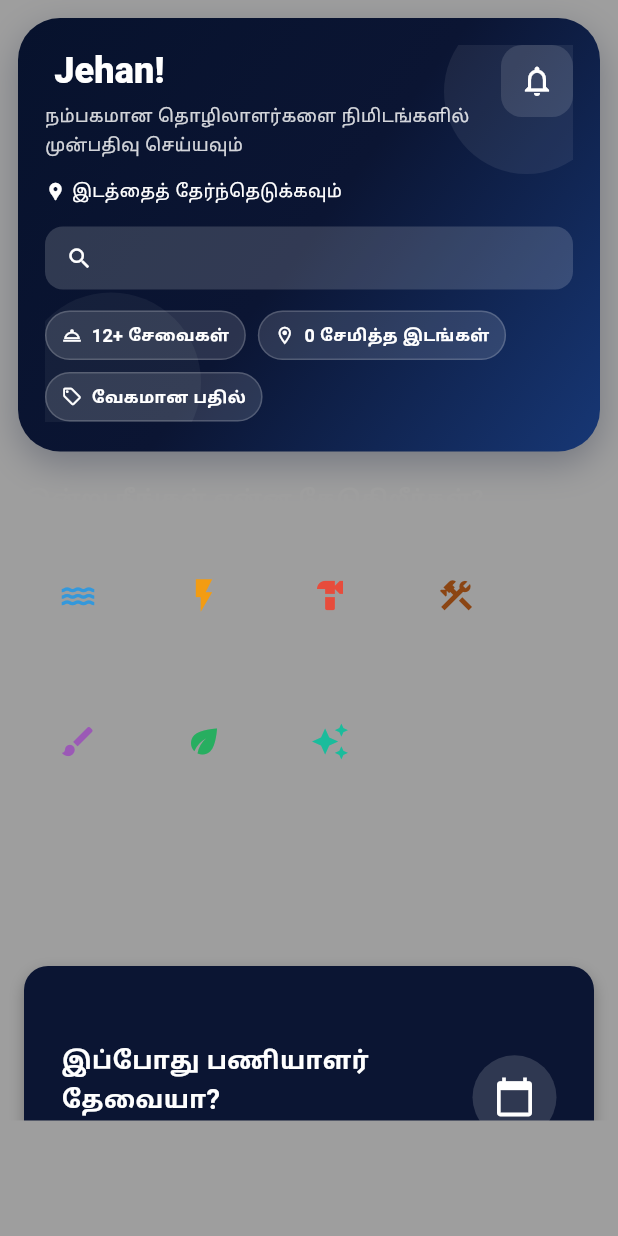
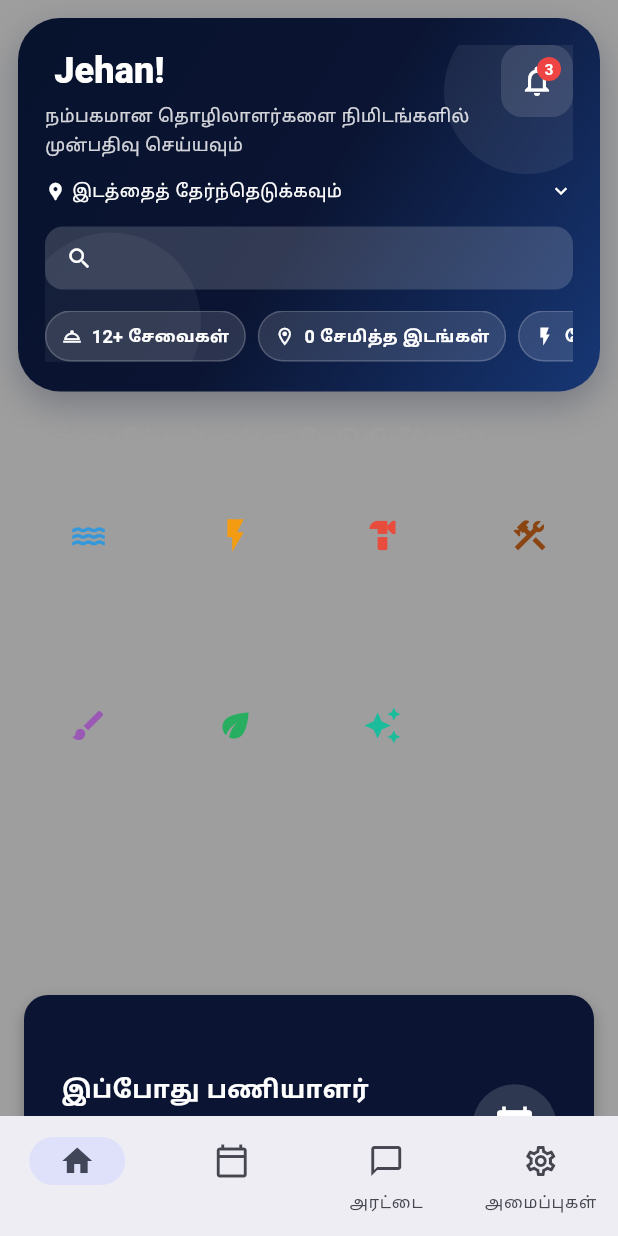
Before and after one commit to dewakashashindu/Mobile_app_Sevix, a Flutter app: the HomeScreen screen opened directly with empty values, after a tap on the "notifications" icon, on a phone screen of 412 x 824 dp. Run offline on Flutter 3.47's test engine with Material 3 defaults, Android fonts, the phone set to English and light mode, and no system bars; our stand-ins replace flutter_riverpod, geocoding, geolocator, google_maps_flutter, image_picker, local_auth and 1 more; accounts and stored records are empty.

Commit message:
feat: replace favorites tab with chat tab and home dashboard provider wiring

```diff
--- /dev/null
+++ b/lib/features/home/data/user_repository.dart
@@ -0,0 +1,12 @@
+import '../domain/dashboard_user.dart';
+
+class UserRepository {
+  Future<DashboardUser> fetchDashboardUser() async {
+    await Future.delayed(const Duration(milliseconds: 250));
+    return const DashboardUser(
+      name: 'Jehan',
+      currentLocation: 'No.13/Basil House',
+      unreadNotifications: 3,
+    );
+  }
+}
--- /dev/null
+++ b/lib/features/home/presentation/providers/user_provider.dart
@@ -0,0 +1,12 @@
+import 'package:flutter_riverpod/flutter_riverpod.dart';
+
+import '../../data/user_repository.dart';
+import '../../domain/dashboard_user.dart';
+
+final userRepositoryProvider = Provider<UserRepository>((ref) {
+  return UserRepository();
+});
+
+final dashboardUserProvider = FutureProvider<DashboardUser>((ref) async {
+  return ref.read(userRepositoryProvider).fetchDashboardUser();
+});
--- a/lib/main.dart
+++ b/lib/main.dart
@@ -2,6 +2,7 @@ import 'package:flutter/material.dart';
 import 'package:flutter_localizations/flutter_localizations.dart';
 import 'package:flutter_riverpod/flutter_riverpod.dart';
 import 'package:sevix/l10n/app_localizations.dart';
+import 'package:sevix/features/home/presentation/providers/user_provider.dart';
 import 'settings_screen.dart' as separate;
 import 'worker_type_screen.dart' as worker_ui;
 import 'notification_screen.dart' as notification_ui;
@@ -584,12 +585,20 @@ class _AppRootState extends State<AppRoot> {
   }
 
   void _selectCategory(String categoryName) {
+    final resolvedCategory = _categoryNameFromIdOrName(categoryName);
     final available = kWorkers
-        .where((w) => w.category == categoryName && w.available)
+        .where((w) => w.category == resolvedCategory && w.available)
         .toList();
     if (available.isNotEmpty) {
       setState(() {
         _selectedWorker = available.first;
+        _bookingContext = {
+          'workerType': resolvedCategory,
+          'categoryId': categoryName.toLowerCase(),
+          'address': _selectedAddressIndex < _addresses.length
+              ? _addresses[_selectedAddressIndex].address
+              : '',
+        };
         _currentScreen = 'booking';
       });
     } else {
@@ -613,6 +622,26 @@ class _AppRootState extends State<AppRoot> {
         const SnackBar(content: Text('No workers available at the moment')),
       );
     }
+  }
+
+  String _categoryNameFromIdOrName(String idOrName) {
+    const map = {
+      'plumber': 'Plumber',
+      'electrician': 'Electrician',
+      'mason': 'Mason',
+      'carpenter': 'Carpenter',
+      'painter': 'Painter',
+      'gardener': 'Gardener',
+      'cleaner': 'Cleaner',
+      'ac-technician': 'AC Technician',
+      'mechanic': 'Mechanic',
+      'welder': 'Welder',
+      'tiler': 'Tiler',
+      'roofer': 'Roofer',
+    };
+
+    final normalized = idOrName.toLowerCase();
+    return map[normalized] ?? idOrName;
   }
 
   @override
@@ -676,35 +705,21 @@ class _AppRootState extends State<AppRoot> {
       );
     }
 
-    if (_activeTab == 'favorites') {
+    if (_activeTab == 'chat') {
       return _buildStatefulRoute(
-        screenKey: 'favorites',
-        title: _txt('Favorites', 'ප්‍රියතම', 'பிடித்தவை'),
-        forceEmpty: _favorites.isEmpty,
+        screenKey: 'chat',
+        title: _txt('Chat', 'සංවාද', 'அரட்டை'),
+        forceEmpty: false,
         emptyMessage: _txt(
-          'No favorites yet. Save worker categories to quickly book later.',
-          'තවම ප්‍රියතම නැත. ඉක්මනින් වෙන් කිරීම සඳහා සේවක වර්ග සුරකින්න.',
-          'இதுவரை பிடித்தவை இல்லை. பின்னர் விரைவாக முன்பதிவு செய்ய வகைகளை சேமிக்கவும்.',
-        ),
-        emptyActionLabel: _txt(
-          'Browse Workers',
-          'සේවකයන් බලන්න',
-          'பணியாளர்களை பார்க்க',
-        ),
-        onEmptyAction: () => setState(() => _currentScreen = 'workerType'),
+          'No messages yet.',
+          'තවම පණිවිඩ නොමැත.',
+          'இதுவரை செய்திகள் இல்லை.',
+        ),
         builder: () => _withSelectedLocale(
-          FavoriteScreen(
+          ChatScreen(
             theme: _theme,
             language: _selectedLanguage,
-            favorites: _favorites,
             onBack: () => setState(() => _activeTab = 'home'),
-            onRemoveFavorite: (id) => setState(
-              () => _favorites = _favorites.where((f) => f.id != id).toList(),
-            ),
-            onSelectFavorite: (cat) {
-              setState(() => _activeTab = 'home');
-              _selectCategory(cat);
-            },
           ),
         ),
       );
@@ -915,7 +930,7 @@ class _AppRootState extends State<AppRoot> {
           onNotificationPress: () =>
               setState(() => _currentScreen = 'notifications'),
           onSetActiveTab: (tab) => setState(() => _activeTab = tab),
-          onGoToFavorites: () => setState(() => _activeTab = 'favorites'),
+          onGoToChat: () => setState(() => _activeTab = 'chat'),
           onGoToSettings: () => setState(() => _activeTab = 'settings'),
           onNavigateSearch: (action) {
             switch (action) {
@@ -925,8 +940,8 @@ class _AppRootState extends State<AppRoot> {
                 setState(() => _currentScreen = 'workerType');
               case 'bookings':
                 setState(() => _activeTab = 'bookings');
-              case 'favorites':
-                setState(() => _activeTab = 'favorites');
+              case 'chat':
+                setState(() => _activeTab = 'chat');
               case 'notifications':
                 setState(() => _currentScreen = 'notifications');
             }
@@ -954,7 +969,7 @@ class HomeScreen extends StatefulWidget {
   final VoidCallback onBookNow;
   final VoidCallback onNotificationPress;
   final void Function(String) onSetActiveTab;
-  final VoidCallback onGoToFavorites;
+  final VoidCallback onGoToChat;
   final VoidCallback onGoToSettings;
   final void Function(String) onNavigateSearch;
 
@@ -973,7 +988,7 @@ class HomeScreen extends StatefulWidget {
     required this.onBookNow,
     required this.onNotificationPress,
     required this.onSetActiveTab,
-    required this.onGoToFavorites,
+    required this.onGoToChat,
     required this.onGoToSettings,
     required this.onNavigateSearch,
   });
@@ -1048,13 +1063,13 @@ class _HomeScreenState extends State<HomeScreen> {
       },
       {'id': 'nav-bookings', 'label': 'Bookings', 'action': 'bookings'},
       {
-        'id': 'nav-favorites',
+        'id': 'nav-chat',
         'label': lang == 'en'
-            ? 'Favorites'
-            : lang == 'si'
-            ? 'ප්‍රියතම'
-            : 'பிடித்தவை',
-        'action': 'favorites',
+            ? 'Chat'
+            : lang == 'si'
+            ? 'සංවාද'
+            : 'அரட்டை',
+        'action': 'chat',
       },
       {
         'id': 'nav-notifications',
@@ -1383,6 +1398,11 @@ class _HomeScreenState extends State<HomeScreen> {
     final lang = widget.language;
     final t = widget.t;
 
+    return Consumer(
+      builder: (context, ref, _) {
+        final userAsync = ref.watch(dashboardUserProvider);
+        final user = userAsync.valueOrNull;
+
         return Scaffold(
           backgroundColor: theme.background,
           body: SafeArea(
@@ -1393,7 +1413,7 @@ class _HomeScreenState extends State<HomeScreen> {
                     child: Column(
                       crossAxisAlignment: CrossAxisAlignment.start,
                       children: [
-                    _buildTopSection(theme, lang, t),
+                        _buildTopSection(theme, lang, t, user),
                         Padding(
                           padding: const EdgeInsets.fromLTRB(16, 20, 16, 8),
                           child: Text(
@@ -1436,9 +1456,19 @@ class _HomeScreenState extends State<HomeScreen> {
             ),
           ),
         );
-  }
-
-  Widget _buildTopSection(AppTheme theme, String lang, AppTranslations t) {
+      },
+    );
+  }
+
+  Widget _buildTopSection(
+    AppTheme theme,
+    String lang,
+    AppTranslations t,
+    dynamic user,
+  ) {
+    final String userName = user?.name ?? 'User';
+    final int unreadCount = user?.unreadNotifications ?? 0;
+
     return Container(
       margin: const EdgeInsets.fromLTRB(12, 12, 12, 0),
       padding: const EdgeInsets.fromLTRB(18, 18, 18, 20),
@@ -1494,7 +1524,7 @@ class _HomeScreenState extends State<HomeScreen> {
                       crossAxisAlignment: CrossAxisAlignment.start,
                       children: [
                         Text(
-                          '${t.goodMorning} Jehan!',
+                          '${t.goodMorning} $userName!',
                           style: const TextStyle(
                             color: Colors.white,
                             fontSize: 24,
@@ -1523,13 +1553,46 @@ class _HomeScreenState extends State<HomeScreen> {
                       color: Colors.white.withValues(alpha: 0.12),
                       borderRadius: BorderRadius.circular(14),
                     ),
-                    child: IconButton(
+                    child: Stack(
+                      clipBehavior: Clip.none,
+                      children: [
+                        IconButton(
                           onPressed: widget.onNotificationPress,
                           icon: const Icon(
                             Icons.notifications_outlined,
                             color: Colors.white,
                           ),
                         ),
+                        if (unreadCount > 0)
+                          Positioned(
+                            right: 8,
+                            top: 8,
+                            child: Container(
+                              padding: const EdgeInsets.symmetric(
+                                horizontal: 4,
+                                vertical: 1,
+                              ),
+                              decoration: BoxDecoration(
+                                color: const Color(0xFFEF4444),
+                                borderRadius: BorderRadius.circular(10),
+                              ),
+                              constraints: const BoxConstraints(
+                                minWidth: 16,
+                                minHeight: 16,
+                              ),
+                              child: Text(
+                                unreadCount > 9 ? '9+' : '$unreadCount',
+                                style: const TextStyle(
+                                  color: Colors.white,
+                                  fontSize: 10,
+                                  fontWeight: FontWeight.w700,
+                                ),
+                                textAlign: TextAlign.center,
+                              ),
+                            ),
+                          ),
+                      ],
+                    ),
                   ),
                 ],
               ),
@@ -1545,6 +1608,9 @@ class _HomeScreenState extends State<HomeScreen> {
                     ),
                     const SizedBox(width: 4),
                     Flexible(
+                      child: Row(
+                        children: [
+                          Expanded(
                             child: Text(
                               _addressDisplayText.isEmpty
                                   ? (lang == 'en'
@@ -1552,12 +1618,21 @@ class _HomeScreenState extends State<HomeScreen> {
                                         : lang == 'si'
                                         ? 'ස්ථානය තෝරන්න'
                                         : 'இடத்தைத் தேர்ந்தெடுக்கவும்')
-                            : '$_addressDisplayText...▼',
+                                  : _addressDisplayText,
                               style: const TextStyle(
                                 color: Colors.white,
                                 fontSize: 13,
                               ),
                               overflow: TextOverflow.ellipsis,
+                            ),
+                          ),
+                          const SizedBox(width: 4),
+                          const Icon(
+                            Icons.keyboard_arrow_down,
+                            color: Colors.white,
+                            size: 16,
+                          ),
+                        ],
                       ),
                     ),
                   ],
@@ -1614,9 +1689,10 @@ class _HomeScreenState extends State<HomeScreen> {
                 ),
               ),
               const SizedBox(height: 14),
-              Wrap(
-                spacing: 8,
-                runSpacing: 8,
+              SizedBox(
+                height: 34,
+                child: ListView(
+                  scrollDirection: Axis.horizontal,
                   children: [
                     _buildHeaderChip(
                       icon: Icons.room_service_outlined,
@@ -1626,6 +1702,7 @@ class _HomeScreenState extends State<HomeScreen> {
                           ? 'සේවා 12+'
                           : '12+ சேவைகள்',
                     ),
+                    const SizedBox(width: 8),
                     _buildHeaderChip(
                       icon: Icons.location_on_outlined,
                       label: lang == 'en'
@@ -1634,8 +1711,9 @@ class _HomeScreenState extends State<HomeScreen> {
                           ? 'ස්ථාන ${widget.addresses.length}'
                           : '${widget.addresses.length} சேமித்த இடங்கள்',
                     ),
+                    const SizedBox(width: 8),
                     _buildHeaderChip(
-                    icon: Icons.local_offer_outlined,
+                      icon: Icons.flash_on_outlined,
                       label: lang == 'en'
                           ? 'Fast response'
                           : lang == 'si'
@@ -1643,6 +1721,7 @@ class _HomeScreenState extends State<HomeScreen> {
                           : 'வேகமான பதில்',
                     ),
                   ],
+                ),
               ),
               if (_searchFocused && _searchQuery.trim().isNotEmpty)
                 _buildSearchSuggestions(theme, lang),
@@ -1797,55 +1876,32 @@ class _HomeScreenState extends State<HomeScreen> {
   }
 
   Widget _buildCategoryGrid(AppTheme theme, String lang) {
+    final categories = [
+      {'id': 'plumber', 'name': 'Plumber', 'icon': 'plumber'},
+      {'id': 'electrician', 'name': 'Electrician', 'icon': 'electrician'},
+      {'id': 'mason', 'name': 'Mason', 'icon': 'mason'},
+      {'id': 'carpenter', 'name': 'Carpenter', 'icon': 'carpenter'},
+      {'id': 'painter', 'name': 'Painter', 'icon': 'painter'},
+      {'id': 'gardener', 'name': 'Gardener', 'icon': 'gardener'},
+      {'id': 'cleaner', 'name': 'Cleaner', 'icon': 'cleaner'},
+      {'id': 'more', 'name': 'More', 'icon': 'more'},
+    ];
+
     return Padding(
       padding: const EdgeInsets.fromLTRB(16, 0, 16, 16),
-      child: Wrap(
-        spacing: 12,
-        runSpacing: 12,
-        children: [
-          CategoryCircle(
-            label: getCategoryTranslation('Plumber', lang),
-            icon: 'plumber',
-            theme: theme,
-            onPress: () => widget.onSelectCategory('Plumber'),
-          ),
-          CategoryCircle(
-            label: getCategoryTranslation('Electrician', lang),
-            icon: 'electrician',
-            theme: theme,
-            onPress: () => widget.onSelectCategory('Electrician'),
-          ),
-          CategoryCircle(
-            label: getCategoryTranslation('Mason', lang),
-            icon: 'mason',
-            theme: theme,
-            onPress: () => widget.onSelectCategory('Mason'),
-          ),
-          CategoryCircle(
-            label: getCategoryTranslation('Carpenter', lang),
-            icon: 'carpenter',
-            theme: theme,
-            onPress: () => widget.onSelectCategory('Carpenter'),
-          ),
-          CategoryCircle(
-            label: getCategoryTranslation('Painter', lang),
-            icon: 'painter',
-            theme: theme,
-            onPress: () => widget.onSelectCategory('Painter'),
-          ),
-          CategoryCircle(
-            label: getCategoryTranslation('Gardener', lang),
-            icon: 'gardener',
-            theme: theme,
-            onPress: () => widget.onSelectCategory('Gardener'),
-          ),
-          CategoryCircle(
-            label: getCategoryTranslation('Cleaner', lang),
-            icon: 'cleaner',
-            theme: theme,
-            onPress: () => widget.onSelectCategory('Cleaner'),
-          ),
-          CategoryCircle(
+      child: LayoutBuilder(
+        builder: (context, constraints) {
+          final crossAxisCount = constraints.maxWidth >= 900 ? 5 : 4;
+          return GridView.count(
+            crossAxisCount: crossAxisCount,
+            mainAxisSpacing: 12,
+            crossAxisSpacing: 12,
+            childAspectRatio: 0.75,
+            shrinkWrap: true,
+            physics: const NeverScrollableScrollPhysics(),
+            children: categories.map((item) {
+              if (item['id'] == 'more') {
+                return CategoryCircle(
                   label: lang == 'en'
                       ? 'More'
                       : lang == 'si'
@@ -1854,8 +1910,18 @@ class _HomeScreenState extends State<HomeScreen> {
                   isMore: true,
                   theme: theme,
                   onPress: widget.onShowCategories,
-          ),
-        ],
+                );
+              }
+
+              return CategoryCircle(
+                label: getCategoryTranslation(item['name']!, lang),
+                icon: item['icon'],
+                theme: theme,
+                onPress: () => widget.onSelectCategory(item['id']!),
+              );
+            }).toList(),
+          );
+        },
       ),
     );
   }
@@ -1931,59 +1997,57 @@ class _HomeScreenState extends State<HomeScreen> {
   }
 
   Widget _buildBottomNav(AppTheme theme, String lang, AppTranslations t) {
-    return Container(
-      decoration: BoxDecoration(
-        color: theme.tabBarBackground,
-        border: Border(top: BorderSide(color: theme.border)),
-      ),
-      padding: const EdgeInsets.fromLTRB(16, 8, 16, 12),
-      child: Row(
-        mainAxisAlignment: MainAxisAlignment.spaceAround,
-        children: [
-          _TabButton(
-            icon: widget.activeTab == 'home' ? Icons.home : Icons.home_outlined,
+    final selectedIndex = switch (widget.activeTab) {
+      'home' => 0,
+      'bookings' => 1,
+      'chat' => 2,
+      'settings' => 3,
+      _ => 0,
+    };
+
+    return NavigationBar(
+      selectedIndex: selectedIndex,
+      onDestinationSelected: (index) {
+        if (index == 0) {
+          widget.onSetActiveTab('home');
+        } else if (index == 1) {
+          widget.onSetActiveTab('bookings');
+        } else if (index == 2) {
+          widget.onGoToChat();
+        } else if (index == 3) {
+          widget.onGoToSettings();
+        }
+      },
+      destinations: [
+        NavigationDestination(
+          icon: const Icon(Icons.home_outlined),
+          selectedIcon: const Icon(Icons.home),
           label: t.homeTab,
-            active: widget.activeTab == 'home',
-            theme: theme,
-            onTap: () => widget.onSetActiveTab('home'),
-          ),
-          _TabButton(
-            icon: widget.activeTab == 'bookings'
-                ? Icons.calendar_today
-                : Icons.calendar_today_outlined,
+        ),
+        NavigationDestination(
+          icon: const Icon(Icons.calendar_today_outlined),
+          selectedIcon: const Icon(Icons.calendar_today),
           label: t.bookingsTab,
-            active: widget.activeTab == 'bookings',
-            theme: theme,
-            onTap: () => widget.onSetActiveTab('bookings'),
-          ),
-          _TabButton(
-            icon: widget.activeTab == 'favorites'
-                ? Icons.star
-                : Icons.star_outline,
+        ),
+        NavigationDestination(
+          icon: const Icon(Icons.chat_bubble_outline),
+          selectedIcon: const Icon(Icons.chat_bubble),
           label: lang == 'en'
-                ? 'Favorites'
-                : lang == 'si'
-                ? 'ප්‍රියතම'
-                : 'பிடித்தவை',
-            active: widget.activeTab == 'favorites',
-            theme: theme,
-            onTap: widget.onGoToFavorites,
-          ),
-          _TabButton(
-            icon: widget.activeTab == 'settings'
-                ? Icons.settings
-                : Icons.settings_outlined,
+              ? 'Chat'
+              : lang == 'si'
+              ? 'සංවාද'
+              : 'அரட்டை',
+        ),
+        NavigationDestination(
+          icon: const Icon(Icons.settings_outlined),
+          selectedIcon: const Icon(Icons.settings),
           label: lang == 'en'
               ? 'Settings'
               : lang == 'si'
               ? 'සැකසීම්'
               : 'அமைப்புகள்',
-            active: widget.activeTab == 'settings',
-            theme: theme,
-            onTap: widget.onGoToSettings,
-          ),
-        ],
-      ),
+        ),
+      ],
     );
   }
 }
@@ -2227,54 +2291,6 @@ class _LocationModalSheetState extends State<_LocationModalSheet> {
                     borderRadius: BorderRadius.circular(10),
                   ),
                 ),
-              ),
-            ),
-          ],
-        ),
-      ),
-    );
-  }
-}
-
-// ============================================================
-// TAB BUTTON
-// ============================================================
-class _TabButton extends StatelessWidget {
-  final IconData icon;
-  final String label;
-  final bool active;
-  final AppTheme theme;
-  final VoidCallback onTap;
-
-  const _TabButton({
-    required this.icon,
-    required this.label,
-    required this.active,
-    required this.theme,
-    required this.onTap,
-  });
-
-  @override
-  Widget build(BuildContext context) {
-    return GestureDetector(
-      onTap: onTap,
-      child: Padding(
-        padding: const EdgeInsets.symmetric(vertical: 6, horizontal: 12),
-        child: Column(
-          mainAxisSize: MainAxisSize.min,
-          children: [
-            Icon(
-              icon,
-              size: 24,
-              color: active ? theme.tabBarActive : theme.tabBarInactive,
-            ),
-            const SizedBox(height: 4),
-            Text(
-              label,
-              style: TextStyle(
-                fontSize: 11,
-                fontWeight: active ? FontWeight.w600 : FontWeight.w500,
-                color: active ? theme.tabBarActive : theme.tabBarInactive,
               ),
             ),
           ],
@@ -2384,24 +2400,18 @@ class CategoryCircle extends StatelessWidget {
 }
 
 // ============================================================
-// FAVORITE SCREEN
+// CHAT SCREEN
 // ============================================================
-class FavoriteScreen extends StatelessWidget {
+class ChatScreen extends StatelessWidget {
   final AppTheme theme;
   final String language;
-  final List<Favorite> favorites;
   final VoidCallback onBack;
-  final void Function(int) onRemoveFavorite;
-  final void Function(String) onSelectFavorite;
-
-  const FavoriteScreen({
+
+  const ChatScreen({
     super.key,
     required this.theme,
     required this.language,
-    required this.favorites,
     required this.onBack,
-    required this.onRemoveFavorite,
-    required this.onSelectFavorite,
   });
 
   @override
@@ -2413,66 +2423,36 @@ class FavoriteScreen extends StatelessWidget {
         foregroundColor: Colors.white,
         title: Text(
           language == 'en'
-              ? 'Favorites'
+              ? 'Chat'
               : language == 'si'
-              ? 'ප්‍රියතම'
-              : 'பிடித்தவை',
+              ? 'සංවාද'
+              : 'அரட்டை',
         ),
         leading: IconButton(
           icon: const Icon(Icons.arrow_back),
           onPressed: onBack,
         ),
       ),
-      body: favorites.isEmpty
-          ? Center(
+      body: Center(
         child: Column(
           mainAxisAlignment: MainAxisAlignment.center,
           children: [
             Icon(
-                    Icons.star_outline,
+              Icons.chat_bubble_outline,
               size: 64,
               color: theme.textSecondary,
             ),
             const SizedBox(height: 16),
             Text(
               language == 'en'
-                        ? 'No favorites yet'
+                  ? 'No chats yet'
                   : language == 'si'
-                        ? 'ප්‍රියතම නැත'
-                        : 'பிடித்தவை இல்லை',
+                  ? 'තවම සංවාද නොමැත'
+                  : 'இதுவரை அரட்டைகள் இல்லை',
               style: TextStyle(fontSize: 18, color: theme.textSecondary),
             ),
           ],
         ),
-            )
-          : ListView.builder(
-              padding: const EdgeInsets.all(16),
-              itemCount: favorites.length,
-              itemBuilder: (_, i) {
-                final f = favorites[i];
-                return Card(
-                  color: theme.cardBackground,
-                  child: ListTile(
-                    leading: const Icon(Icons.star, color: Colors.amber),
-                    title: Text(
-                      f.name,
-                      style: TextStyle(
-                        color: theme.textPrimary,
-                        fontWeight: FontWeight.w600,
-                      ),
-                    ),
-                    subtitle: Text(
-                      f.category,
-                      style: TextStyle(color: theme.textSecondary),
-                    ),
-                    onTap: () => onSelectFavorite(f.category),
-                    trailing: IconButton(
-                      icon: const Icon(Icons.delete_outline, color: Colors.red),
-                      onPressed: () => onRemoveFavorite(f.id),
-                    ),
-                  ),
-                );
-              },
       ),
     );
   }
```
Also changed, not shown: lib/features/home/domain/dashboard_user.dart (added, +11 -0 lines). Lines whose indentation alone changed are shown as unchanged.
